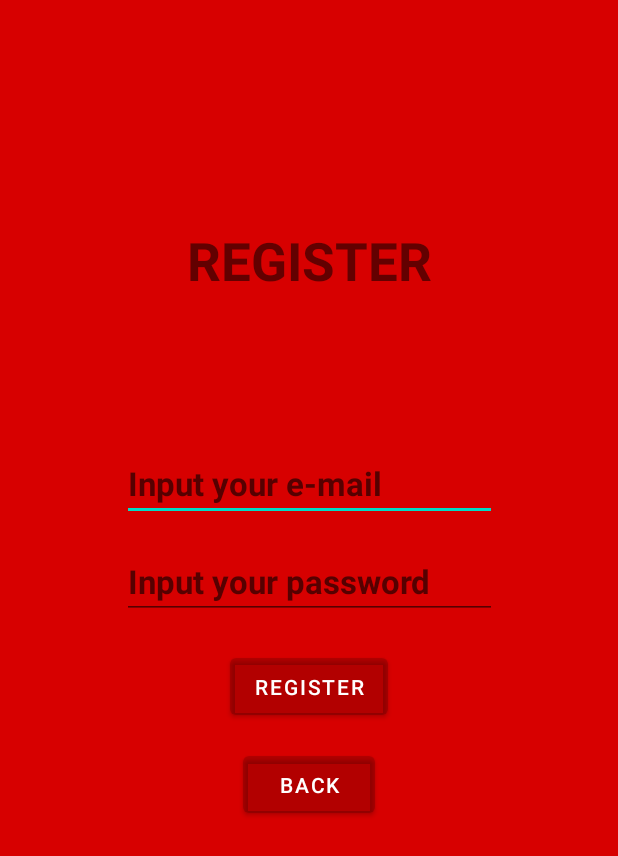
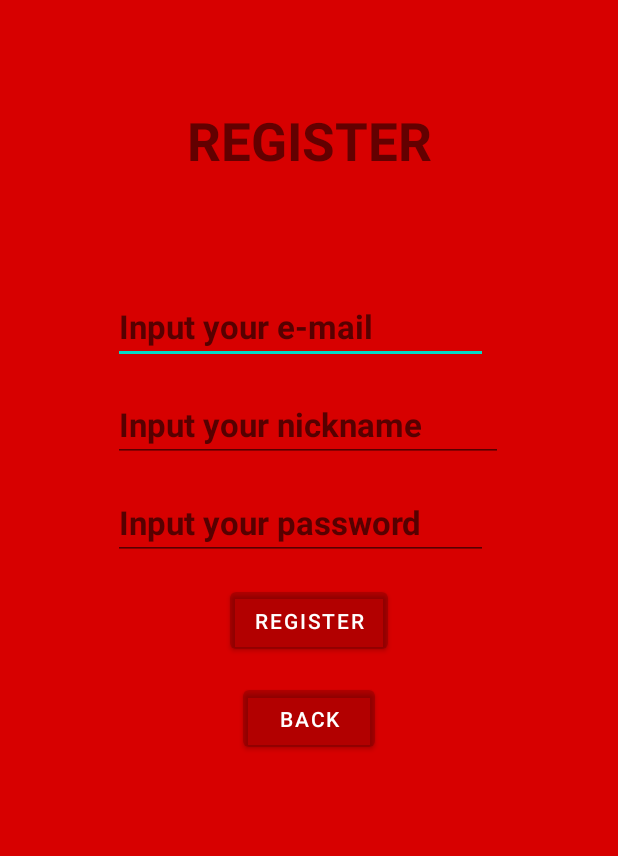
Before and after one commit to PranjkovicHrvoje/FormulaOneFantasy, an Android app: the RegisterActivity screen opened directly, with no data from a screen before it, after a tap on "REGISTER", on a phone screen of 412 x 824 dp. Shown: the top 856 px of the screen. Run offline under Robolectric (Android 15) with nearby library versions, the phone set to English and light mode, and no system bars; our stand-ins replace Firebase (no records; nobody signed in at launch, a user with empty details on screens opened directly).

Commit message:
Added nickname input

```diff
--- a/app/src/main/java/com/example/formulaonefantasy/RegisterActivity.kt
+++ b/app/src/main/java/com/example/formulaonefantasy/RegisterActivity.kt
@@ -40,16 +40,17 @@ class RegisterActivity : AppCompatActivity() {
 
     private fun performSignUp(){
         val email = findViewById<EditText>(R.id.register_input_email)
+        val nick = findViewById<EditText>(R.id.register_input_nickname)
         val password = findViewById<EditText>(R.id.register_input_password)
 
         if(email.text.isEmpty() && password.text.isEmpty()){
             Toast.makeText(this, "Email and password cannot be empty", Toast.LENGTH_LONG).show()
         }
-
+        else{
             val inputEmail = email.text.toString()
+            val inputNickname = nick.text.toString()
             val inputPassword = password.text.toString()
-            val nick: String = inputEmail.substringBefore("@")
-            val newPlayers = Players("", nick, "", 0, inputEmail)
+            val newPlayers = Players("", inputNickname, "", 0, inputEmail)
 
             auth.createUserWithEmailAndPassword(inputEmail, inputPassword)
                 .addOnCompleteListener(this){task->
@@ -79,15 +80,12 @@ class RegisterActivity : AppCompatActivity() {
                             baseContext, "Success.",
                             Toast.LENGTH_LONG
                         ).show()
-                }else{
-                    Toast.makeText(
-                        baseContext, "Authentication failed.",
-                        Toast.LENGTH_LONG
-                    ).show()
                     }
                 }
                 .addOnFailureListener{
-                    Toast.makeText(this, "Error occurred.", Toast.LENGTH_LONG).show()
+                    Toast.makeText(this, "Please try again", Toast.LENGTH_LONG).show()
                 }
         }
+
     }
+}
--- a/app/src/main/res/layout/activity_register.xml
+++ b/app/src/main/res/layout/activity_register.xml
@@ -21,12 +21,12 @@
         android:id="@+id/register_input_email"
         android:layout_width="250dp"
         android:layout_height="50dp"
-        android:layout_marginTop="100dp"
+        android:layout_marginStart="75dp"
+        android:layout_marginTop="75dp"
         android:hint="@string/input_email"
         android:inputType="textPersonName"
         android:textSize="22sp"
         android:textStyle="bold"
-        app:layout_constraintEnd_toEndOf="parent"
         app:layout_constraintStart_toStartOf="parent"
         app:layout_constraintTop_toBottomOf="@+id/registerText"
         tools:ignore="Autofill,TextFields" />
@@ -35,7 +35,7 @@
         android:id="@+id/register_btn"
         android:layout_width="wrap_content"
         android:layout_height="50dp"
-        android:layout_marginTop="20dp"
+        android:layout_marginTop="15dp"
         android:backgroundTint="#17000000"
         android:text="@string/register"
         app:layout_constraintEnd_toEndOf="@+id/register_background"
@@ -46,21 +46,21 @@
         android:id="@+id/register_input_password"
         android:layout_width="250dp"
         android:layout_height="50dp"
+        android:layout_marginStart="75dp"
         android:layout_marginTop="15dp"
         android:hint="@string/input_password"
         android:inputType="textPassword"
         android:textSize="22sp"
         android:textStyle="bold"
-        app:layout_constraintEnd_toEndOf="parent"
         app:layout_constraintStart_toStartOf="parent"
-        app:layout_constraintTop_toBottomOf="@+id/register_input_email"
+        app:layout_constraintTop_toBottomOf="@+id/register_input_nickname"
         tools:ignore="Autofill" />
 
     <TextView
         android:id="@+id/registerText"
         android:layout_width="wrap_content"
         android:layout_height="wrap_content"
-        android:layout_marginTop="150dp"
+        android:layout_marginTop="70dp"
         android:text="@string/register"
         android:textSize="35sp"
         android:textStyle="bold"
@@ -79,4 +79,18 @@
         app:layout_constraintStart_toStartOf="parent"
         app:layout_constraintTop_toBottomOf="@+id/register_btn" />
 
+    <EditText
+        android:id="@+id/register_input_nickname"
+        android:layout_width="wrap_content"
+        android:layout_height="wrap_content"
+        android:layout_marginStart="75dp"
+        android:layout_marginTop="15dp"
+        android:ems="10"
+        android:hint="@string/input_nickname"
+        android:inputType="textPersonName"
+        android:textSize="22sp"
+        android:textStyle="bold"
+        app:layout_constraintStart_toStartOf="parent"
+        app:layout_constraintTop_toBottomOf="@+id/register_input_email" />
+
 </androidx.constraintlayout.widget.ConstraintLayout>
```
Lines whose indentation alone changed are shown as unchanged.
